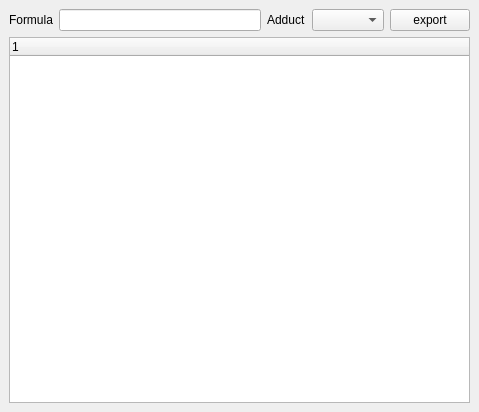
Before: the Qt Designer form src/maven/forms/isotopeswidget.ui in eugenemel/maven, drawn with Qt 5.
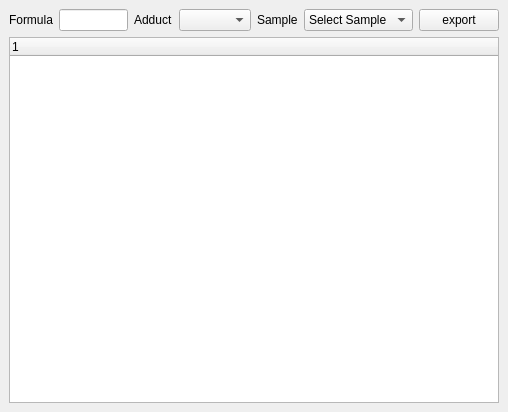
After: the same form once the commit is applied.

Commit message: Issue 691: Create stubbed approach for populating isotopeswidget.

Patch:
```diff
--- a/src/maven/forms/isotopeswidget.ui
+++ b/src/maven/forms/isotopeswidget.ui
@@ -6,7 +6,7 @@
    <rect>
     <x>0</x>
     <y>0</y>
-    <width>479</width>
+    <width>508</width>
     <height>412</height>
    </rect>
   </property>
@@ -16,21 +16,24 @@
     <height>524287</height>
    </size>
   </property>
-  <property name="features">
-   <set>QDockWidget::AllDockWidgetFeatures</set>
-  </property>
   <property name="windowTitle">
    <string>Isotopes</string>
   </property>
   <widget class="QWidget" name="dockWidgetContents">
    <layout class="QGridLayout" name="gridLayout_2">
-    <item row="1" column="0">
-     <widget class="QLabel" name="label">
+    <item row="1" column="1">
+     <widget class="QLineEdit" name="formula"/>
+    </item>
+    <item row="1" column="4">
+     <widget class="QLabel" name="lblSample">
       <property name="text">
-       <string>Formula</string>
+       <string>Sample</string>
       </property>
      </widget>
     </item>
+    <item row="1" column="3">
+     <widget class="QComboBox" name="adductComboBox"/>
+    </item>
     <item row="1" column="2">
      <widget class="QLabel" name="label_2">
       <property name="text">
@@ -38,7 +41,21 @@
       </property>
      </widget>
     </item>
-    <item row="2" column="0" colspan="5">
+    <item row="1" column="6">
+     <widget class="QPushButton" name="btnExport">
+      <property name="text">
+       <string>export</string>
+      </property>
+     </widget>
+    </item>
+    <item row="1" column="0">
+     <widget class="QLabel" name="label">
+      <property name="text">
+       <string>Formula</string>
+      </property>
+     </widget>
+    </item>
+    <item row="2" column="0" colspan="7">
      <widget class="QTreeWidget" name="treeWidget">
       <column>
        <property name="text">
@@ -47,17 +64,13 @@
       </column>
      </widget>
     </item>
-    <item row="1" column="1">
-     <widget class="QLineEdit" name="formula"/>
-    </item>
-    <item row="1" column="3">
-     <widget class="QComboBox" name="adductComboBox"/>
-    </item>
-    <item row="1" column="4">
-     <widget class="QPushButton" name="btnExport">
-      <property name="text">
-       <string>export</string>
-      </property>
+    <item row="1" column="5">
+     <widget class="QComboBox" name="cmbSampleName">
+      <item>
+       <property name="text">
+        <string>Select Sample</string>
+       </property>
+      </item>
      </widget>
     </item>
    </layout>
```
The commit also changes 2 other files.
